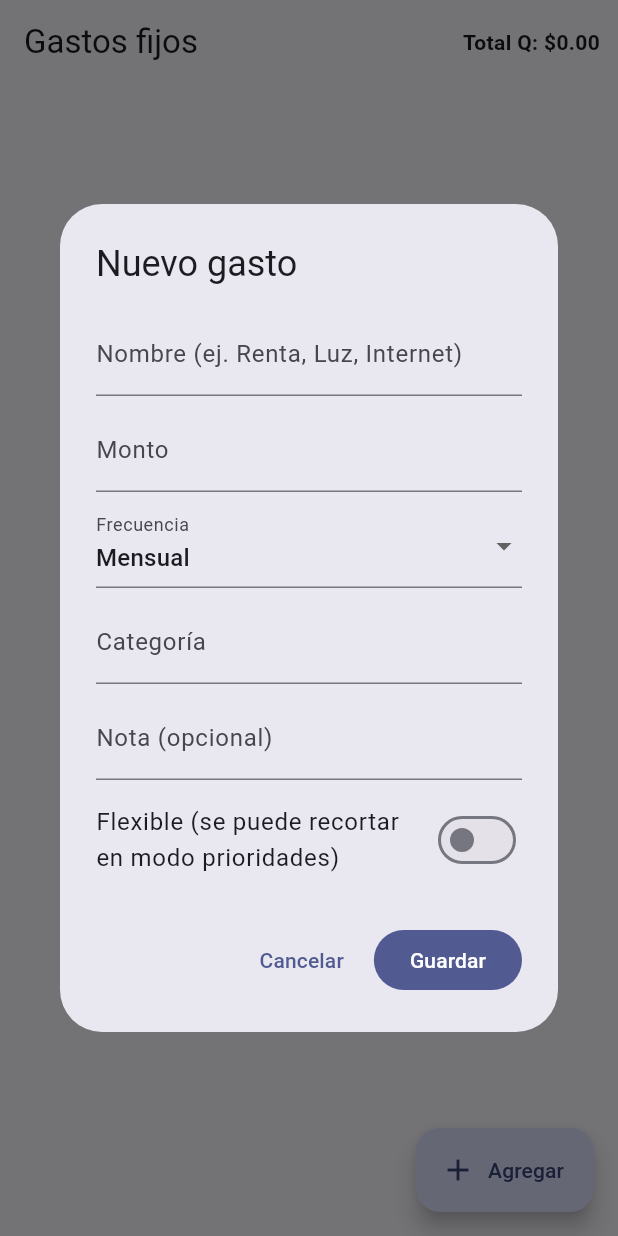
After one commit to Becajona/FlutterApp_Jenni, a Flutter app: the ExpensesCrudScreen screen opened by its route, after a tap on "Agregar", on a phone screen of 412 x 824 dp. The commit adds this screen. Run offline on Flutter 3.47's test engine with Material 3 defaults, Android fonts, the phone set to English and light mode, and no system bars; our stand-ins replace equatable, go_router.

Commit message:
Primer commit del proyecto APP_JEN

```diff
--- a/lib/app_router.dart
+++ b/lib/app_router.dart
@@ -9,6 +9,7 @@ import '../screens/splash_screen.dart';
 import '../presentation/screens/onboarding/start_screen.dart';
 import '../presentation/screens/onboarding/income_screen.dart';
 import '../presentation/screens/onboarding/emergency_screen.dart'; // nuevo
+import '../presentation/screens/expenses/expenses_crud_screen.dart'; // nuevo
 
 
 Listenable _mergeListenable(List<Listenable> list) => Listenable.merge(list);
@@ -26,6 +27,7 @@ GoRouter createRouter(AuthRepository auth, BudgetController budget) => GoRouter(
     // Home
     GoRoute(path: '/home', builder: (c, s) => const HomeScreen()),
     GoRoute(path: '/onb/emergency', builder: (c, s) => const EmergencyScreen()),
+    GoRoute(path: '/expenses', builder: (c, s) => const ExpensesCrudScreen()),
 
   ],
   redirect: (context, state) {
--- /dev/null
+++ b/lib/presentation/screens/expenses/expenses_crud_screen.dart
@@ -0,0 +1,247 @@
+// lib/presentation/screens/expenses/expenses_crud_screen.dart
+import 'package:flutter/material.dart';
+import 'package:provider/provider.dart';
+import 'package:uuid/uuid.dart';
+
+import '../../../money/enums.dart';
+import '../../controllers/budget_controller.dart';
+import '../../../domain/entities/expense.dart';
+
+class ExpensesCrudScreen extends StatelessWidget {
+  const ExpensesCrudScreen({super.key});
+
+  @override
+  Widget build(BuildContext context) {
+    final ctrl = context.watch<BudgetController>();
+    final expenses = ctrl.expenses;
+
+    return Scaffold(
+      appBar: AppBar(
+        title: const Text('Gastos fijos'),
+        actions: [
+          Padding(
+            padding: const EdgeInsets.symmetric(horizontal: 12),
+            child: Center(
+              child: Text(
+                'Total Q: \$${ctrl.totalExpensesQuincena.toStringAsFixed(2)}',
+                style: const TextStyle(fontWeight: FontWeight.w600),
+              ),
+            ),
+          ),
+        ],
+      ),
+      floatingActionButton: FloatingActionButton.extended(
+        onPressed: () async {
+          final created = await showDialog<Expense>(
+            context: context,
+            builder: (_) => ExpenseDialog(),
+          );
+          if (created != null) {
+            context.read<BudgetController>().addExpense(created);
+          }
+        },
+        label: const Text('Agregar'),
+        icon: const Icon(Icons.add),
+      ),
+      body: ListView.separated(
+        padding: const EdgeInsets.all(12),
+        itemCount: expenses.length,
+        separatorBuilder: (_, __) => const Divider(height: 1),
+        itemBuilder: (context, i) {
+          final e = expenses[i];
+          final q = _toQuincena(e.amount, e.frequency);
+          return ListTile(
+            leading: Icon(e.isFlexible ? Icons.tune : Icons.lock),
+            title: Text(e.name),
+            subtitle: Text(
+              '${e.category} • ${_frecText(e.frequency)} • '
+              'Base: \$${e.amount.toStringAsFixed(2)} | Q: \$${q.toStringAsFixed(2)}'
+              '${e.note != null && e.note!.isNotEmpty ? '\n${e.note}' : ''}',
+            ),
+            isThreeLine: e.note != null && e.note!.isNotEmpty,
+            trailing: Row(
+              mainAxisSize: MainAxisSize.min,
+              children: [
+                IconButton(
+                  tooltip: 'Editar',
+                  icon: const Icon(Icons.edit),
+                  onPressed: () async {
+                    final updated = await showDialog<Expense>(
+                      context: context,
+                      builder: (_) => ExpenseDialog(expense: e),
+                    );
+                    if (updated != null) {
+                      context.read<BudgetController>().updateExpense(updated);
+                    }
+                  },
+                ),
+                IconButton(
+                  tooltip: 'Eliminar',
+                  icon: const Icon(Icons.delete_outline),
+                  onPressed: () => _confirmDelete(context, e.id),
+                ),
+              ],
+            ),
+          );
+        },
+      ),
+    );
+  }
+
+  static double _toQuincena(double amount, Frequency f) {
+    switch (f) {
+      case Frequency.quincenal: return amount;
+      case Frequency.mensual:   return amount / 2;
+      case Frequency.anual:     return amount / 24;
+    }
+  }
+
+  static String _frecText(Frequency f) {
+    switch (f) {
+      case Frequency.quincenal: return 'Quincenal';
+      case Frequency.mensual:   return 'Mensual';
+      case Frequency.anual:     return 'Anual';
+    }
+  }
+
+  void _confirmDelete(BuildContext context, String id) async {
+    final ok = await showDialog<bool>(
+      context: context,
+      builder: (_) => AlertDialog(
+        title: const Text('Eliminar gasto'),
+        content: const Text('¿Seguro que quieres eliminar este gasto?'),
+        actions: [
+          TextButton(onPressed: () => Navigator.pop(context, false), child: const Text('Cancelar')),
+          FilledButton(onPressed: () => Navigator.pop(context, true), child: const Text('Eliminar')),
+        ],
+      ),
+    );
+    if (ok == true) {
+      context.read<BudgetController>().removeExpense(id);
+    }
+  }
+}
+
+class ExpenseDialog extends StatefulWidget {
+  final Expense? expense;
+  ExpenseDialog({super.key, this.expense});
+
+  @override
+  State<ExpenseDialog> createState() => _ExpenseDialogState();
+}
+
+class _ExpenseDialogState extends State<ExpenseDialog> {
+  final _form = GlobalKey<FormState>();
+  final _name = TextEditingController();
+  final _amount = TextEditingController();
+  final _category = TextEditingController();
+  final _note = TextEditingController();
+  Frequency _freq = Frequency.mensual;
+  bool _flexible = false;
+
+  @override
+  void initState() {
+    super.initState();
+    final e = widget.expense;
+    if (e != null) {
+      _name.text = e.name;
+      _amount.text = e.amount.toStringAsFixed(2);
+      _category.text = e.category;
+      _note.text = e.note ?? '';
+      _freq = e.frequency;
+      _flexible = e.isFlexible;
+    }
+  }
+
+  @override
+  void dispose() {
+    _name.dispose();
+    _amount.dispose();
+    _category.dispose();
+    _note.dispose();
+    super.dispose();
+  }
+
+  @override
+  Widget build(BuildContext context) {
+    return AlertDialog(
+      title: Text(widget.expense == null ? 'Nuevo gasto' : 'Editar gasto'),
+      content: SizedBox(
+        width: 420,
+        child: Form(
+          key: _form,
+          child: SingleChildScrollView(
+            child: Column(
+              children: [
+                TextFormField(
+                  controller: _name,
+                  decoration: const InputDecoration(labelText: 'Nombre (ej. Renta, Luz, Internet)'),
+                  validator: (v) => (v == null || v.isEmpty) ? 'Requerido' : null,
+                ),
+                const SizedBox(height: 8),
+                TextFormField(
+                  controller: _amount,
+                  keyboardType: TextInputType.number,
+                  decoration: const InputDecoration(labelText: 'Monto'),
+                  validator: (v) {
+                    final n = double.tryParse(v?.replaceAll(',', '.') ?? '');
+                    if (n == null || n <= 0) return 'Monto inválido';
+                    return null;
+                  },
+                ),
+                const SizedBox(height: 8),
+                DropdownButtonFormField<Frequency>(
+                  value: _freq,
+                  decoration: const InputDecoration(labelText: 'Frecuencia'),
+                  items: const [
+                    DropdownMenuItem(value: Frequency.quincenal, child: Text('Quincenal')),
+                    DropdownMenuItem(value: Frequency.mensual, child: Text('Mensual')),
+                    DropdownMenuItem(value: Frequency.anual, child: Text('Anual')),
+                  ],
+                  onChanged: (v) => setState(() => _freq = v ?? Frequency.mensual),
+                ),
+                const SizedBox(height: 8),
+                TextFormField(
+                  controller: _category,
+                  decoration: const InputDecoration(labelText: 'Categoría'),
+                ),
+                const SizedBox(height: 8),
+                TextFormField(
+                  controller: _note,
+                  decoration: const InputDecoration(labelText: 'Nota (opcional)'),
+                ),
+                const SizedBox(height: 8),
+                SwitchListTile(
+                  value: _flexible,
+                  onChanged: (v) => setState(() => _flexible = v),
+                  title: const Text('Flexible (se puede recortar en modo prioridades)'),
+                  contentPadding: EdgeInsets.zero,
+                ),
+              ],
+            ),
+          ),
+        ),
+      ),
+      actions: [
+        TextButton(onPressed: () => Navigator.pop(context), child: const Text('Cancelar')),
+        FilledButton(
+          onPressed: () {
+            if (!_form.currentState!.validate()) return;
+            final id = widget.expense?.id ?? const Uuid().v4();
+            final e = Expense(
+              id: id,
+              name: _name.text.trim(),
+              amount: double.parse(_amount.text.replaceAll(',', '.')),
+              frequency: _freq,
+              category: _category.text.trim().isEmpty ? 'General' : _category.text.trim(),
+              note: _note.text.trim().isEmpty ? null : _note.text.trim(),
+              isFlexible: _flexible,
+            );
+            Navigator.pop(context, e);
+          },
+          child: const Text('Guardar'),
+        ),
+      ],
+    );
+  }
+}
--- a/pubspec.yaml
+++ b/pubspec.yaml
@@ -33,6 +33,8 @@ dependencies:
   go_router: ^13.2.0
   provider: ^6.1.2
   equatable: ^2.0.5
+  uuid: ^4.2.2
+
 
 
   # The following adds the Cupertino Icons font to your application.
```
Also changed, not shown: lib/main.dart (+7 -2 lines), lib/presentation/controllers/budget_controller.dart (+46 -4 lines), lib/presentation/screens/dashboard/dashboard_screen.dart (+9 -5 lines), lib/screens/home_screen.dart (+13 -3 lines), pubspec.lock.
